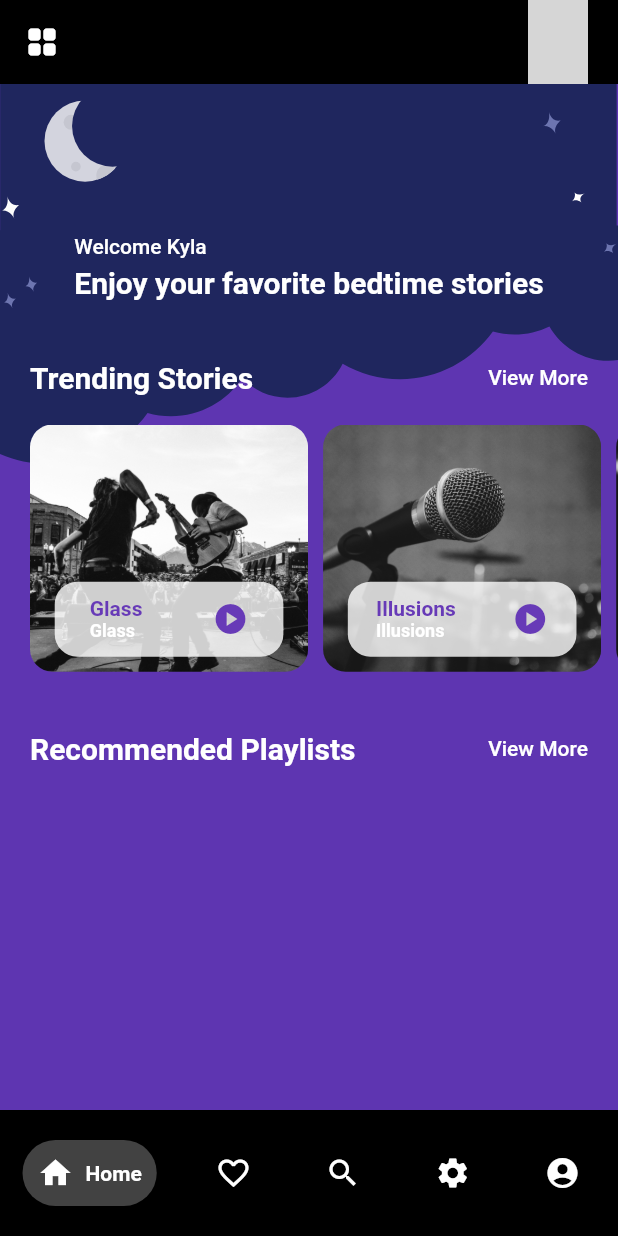
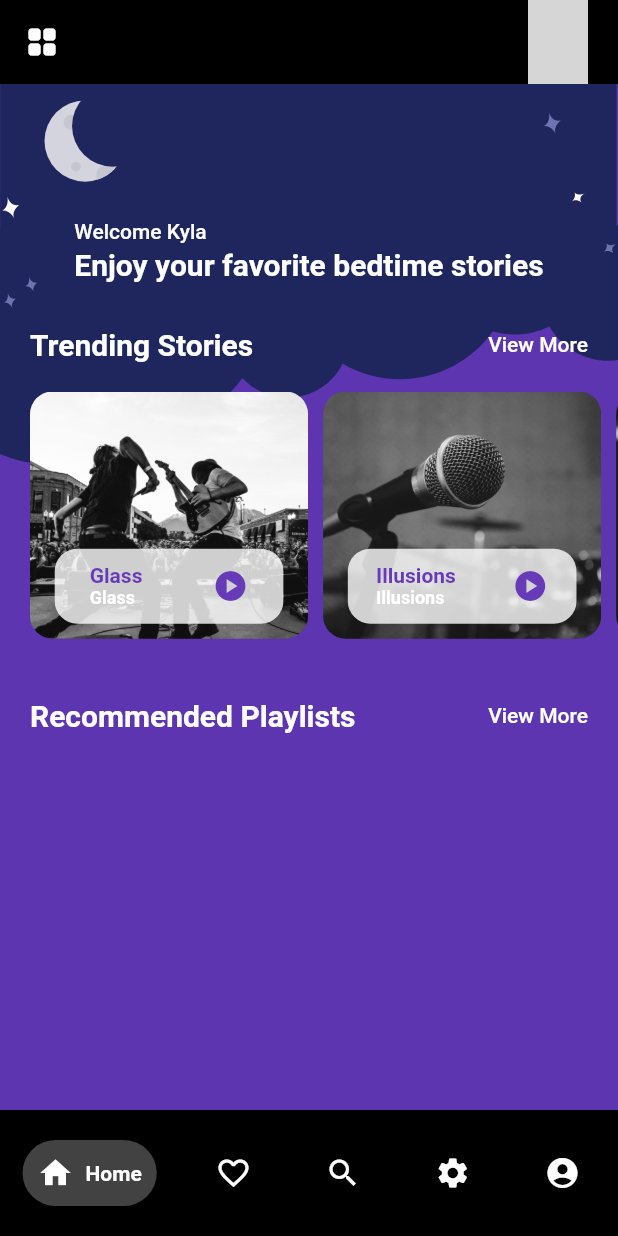
Before and after one commit to rafterco/barbs_bedtime_stories, a Flutter app: the screen it shows after launch, on a phone screen of 412 x 824 dp. Run offline on Flutter 3.47's test engine with Material 2 defaults, Android fonts, the phone set to English and light mode, and no system bars; drawn by our look-alikes of google_nav_bar; our stand-ins replace cloud_firestore, file_picker, firebase_core, firebase_storage, flutter_svg, get and 2 more; accounts and stored records are empty; network calls fail; grey boxes are pictures that could not be loaded.

Commit message:
minor height adjustments.

```diff
--- a/lib/main.dart
+++ b/lib/main.dart
@@ -1,8 +1,6 @@
 import 'package:barbs_bedtime_stories/screens/navigation.dart';
-import 'package:barbs_bedtime_stories/screens/upload.dart';
 import 'package:firebase_core/firebase_core.dart';
 import 'package:flutter/material.dart';
-import 'package:get/get.dart';
 
 void main() async{
   WidgetsFlutterBinding.ensureInitialized();
--- a/lib/screens/home_screen.dart
+++ b/lib/screens/home_screen.dart
@@ -40,7 +40,7 @@ class HomeScreen extends StatelessWidget {
                     const _DiscoverMusic(),
                     _TrendingStories(songs: songs),
                     SizedBox(
-                      height: 200,
+                      height: 700,
                       child: _PlaylistMusic(playlists: playlists),
                     ),
                   ],
@@ -217,7 +217,7 @@ class _DiscoverMusic extends StatelessWidget {
   @override
   Widget build(BuildContext context) {
     return Padding(
-      padding: const EdgeInsets.all(20.0),
+      padding: const EdgeInsets.all(10.0),
       child: Column(
         crossAxisAlignment: CrossAxisAlignment.start,
         children: [
@@ -226,7 +226,7 @@ class _DiscoverMusic extends StatelessWidget {
             'Welcome Kyla',
             style: Theme.of(context).textTheme.bodyLarge,
           ),
-          const SizedBox(height: 5),
+          const SizedBox(height: 3),
           Text(
             'Enjoy your favorite bedtime stories',
             style: Theme.of(context)
@@ -234,7 +234,6 @@ class _DiscoverMusic extends StatelessWidget {
                 .headline6!
                 .copyWith(fontWeight: FontWeight.bold),
           ),
-
         ],
       ),
     );
```
